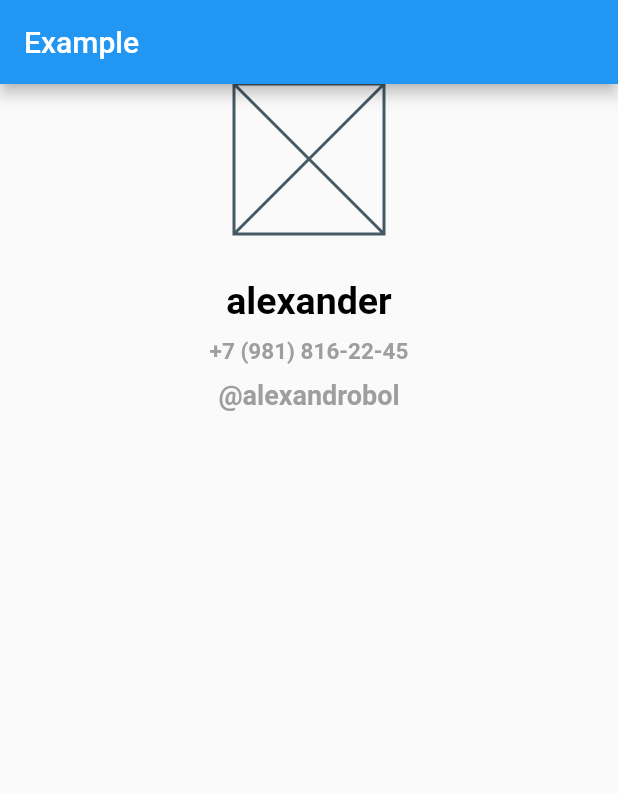
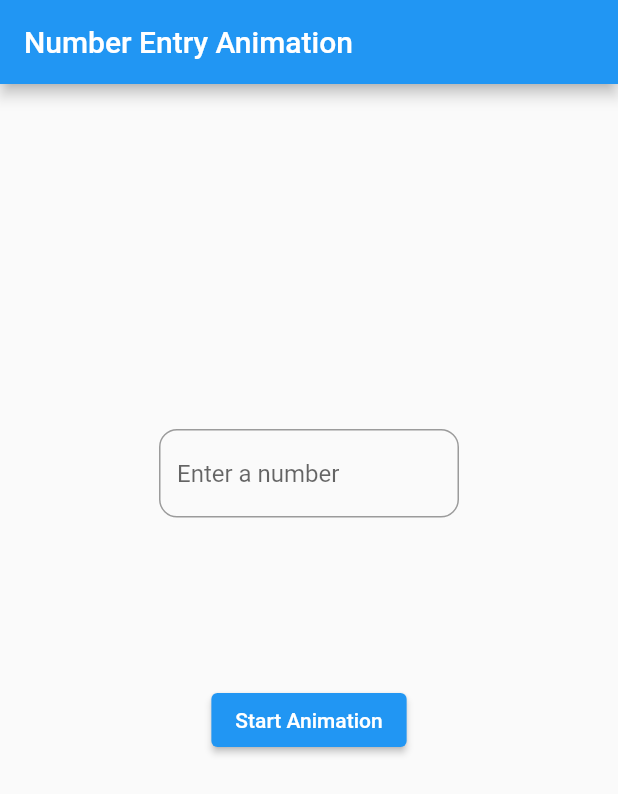
Before and after one commit to qweufibeze/charless, a Flutter app: the screen it shows after launch, on a phone screen of 412 x 824 dp. Shown: the top 794 px of the screen. Run offline on Flutter 3.47's test engine with Material 2 defaults, Android fonts, the phone set to English and light mode, and no system bars; our stand-ins replace firebase_core, flutter_bloc, mask_text_input_formatter; accounts and stored records are empty.

Commit message:
начал делать анимацию кнопки

```diff
--- a/lib/main.dart
+++ b/lib/main.dart
@@ -1,7 +1,90 @@
-import 'package:charless_06/widgets/my_app.dart';
 import 'package:flutter/material.dart';
 
-void main(){
-  const app = App();
-  runApp(app);
+void main() => runApp(const MyApp());
+
+class MyApp extends StatelessWidget {
+  const MyApp({super.key});
+
+  @override
+  Widget build(BuildContext context) {
+    return const MaterialApp(
+      home: MyScreen(),
+    );
+  }
 }
+
+class MyScreen extends StatefulWidget {
+  const MyScreen({super.key});
+
+  @override
+  _MyScreenState createState() => _MyScreenState();
+}
+
+class _MyScreenState extends State<MyScreen> with SingleTickerProviderStateMixin {
+  late AnimationController _controller;
+  late Animation<Offset> _offsetAnimation;
+
+  @override
+  void initState() {
+    super.initState();
+    _controller = AnimationController(
+      vsync: this,
+      duration: const Duration(milliseconds: 2000),
+    );
+
+    _offsetAnimation = Tween<Offset>(
+      begin: const Offset(0, -1.5), // Start at the top
+      end: Offset.zero, // End at the center
+    ).animate(CurvedAnimation(
+      parent: _controller,
+      curve: Curves.fastOutSlowIn,
+    ));
+  }
+
+  @override
+  void dispose() {
+    _controller.dispose();
+    super.dispose();
+  }
+
+  void _startAnimation() {
+    _controller.forward();
+  }
+
+  @override
+  Widget build(BuildContext context) {
+    return Scaffold(
+      appBar: AppBar(
+        title: const Text('Number Entry Animation'),
+      ),
+      body: Center(
+        child: Column(
+          mainAxisAlignment: MainAxisAlignment.center,
+          children: <Widget>[
+            SlideTransition(
+              position: _offsetAnimation,
+              child: SizedBox(
+                width: 200,
+                height: 60,
+                child: TextFormField(
+                  keyboardType: TextInputType.number,
+                  decoration: InputDecoration(
+                    hintText: 'Enter a number',
+                    border: OutlineInputBorder(
+                      borderRadius: BorderRadius.circular(12),
+                    ),
+                  ),
+                ),
+              ),
+            ),
+            const SizedBox(height: 20),
+            ElevatedButton(
+              onPressed: _startAnimation,
+              child: const Text('Start Animation'),
+            ),
+          ],
+        ),
+      ),
+    );
+  }
+}
```
Also changed, not shown: lib/phone_auth_screen.dart (+9 -16 lines).
